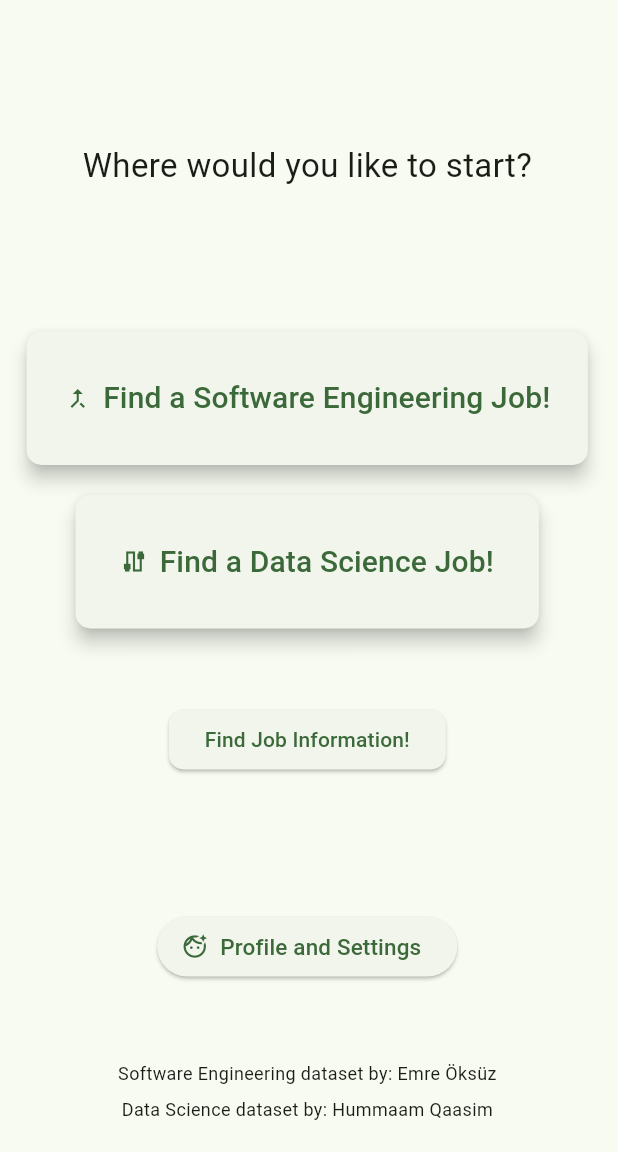
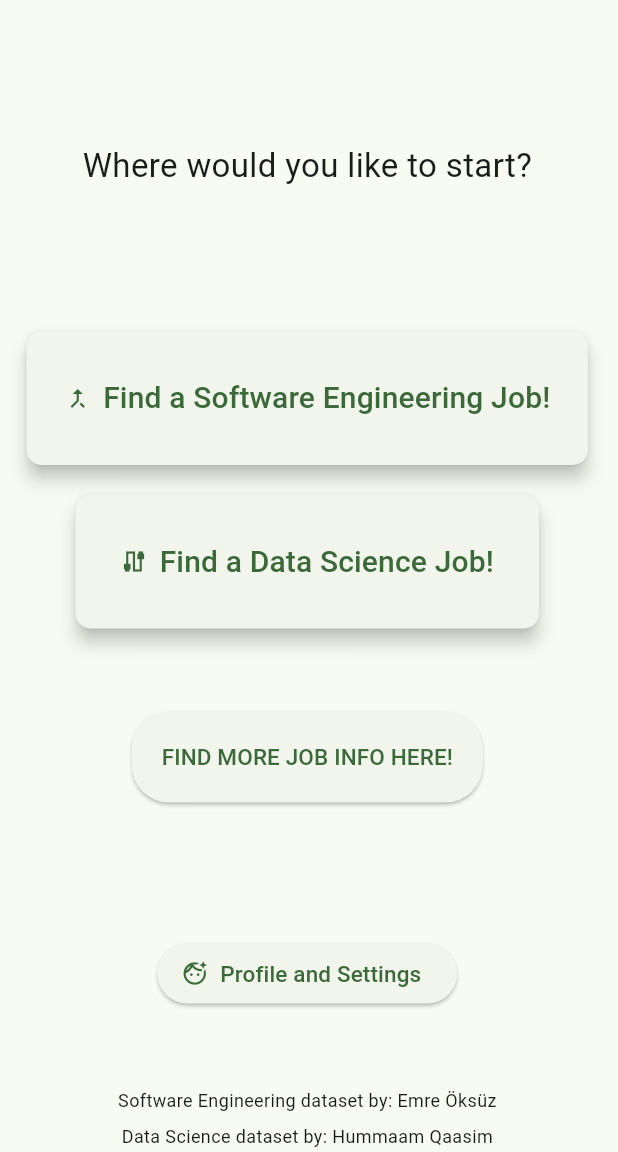
Before and after one commit to juliaetz/jobSearchApp, a Flutter app: the screen it shows after launch, on a phone screen of 412 x 824 dp, the part 84-1236 px from its top. Run offline on Flutter 3.47's test engine with Material 3 defaults, Android fonts, the phone set to English and light mode, and no system bars; our stand-ins replace cloud_firestore, csv, firebase_core, image_picker; accounts and stored records are empty.

Commit message:
edit text

```diff
--- a/lib/VIEW/jobHomePage.dart
+++ b/lib/VIEW/jobHomePage.dart
@@ -94,7 +94,7 @@ class JobHomePage extends StatelessWidget {
             ),
           ),
 
-          SizedBox(height: 50),
+          SizedBox(height: 55),
 
 
           // GO TO LOCATIONS PAGE (OR JOB INFO PAGE? WHICHEVER ONE FIRST!)
@@ -105,9 +105,13 @@ class JobHomePage extends StatelessWidget {
                 //builder: (context) => JobInfoPage(JobInfoPresenter(), key: key, title: "Job Information"),
               ));
             },
-            child: Text("Find Job Information!"),
             style: ElevatedButton.styleFrom(
-              shape: RoundedRectangleBorder(borderRadius: BorderRadius.circular(10)),
+              padding: EdgeInsets.symmetric(vertical: 20, horizontal: 20),
+              shape: RoundedRectangleBorder(borderRadius: BorderRadius.circular(25)),
+            ),
+            child: Text(
+              "FIND MORE JOB INFO HERE!",
+              style: TextStyle(fontSize: 15),
             )
           ),
 
```
Also changed, not shown: pubspec.lock.
